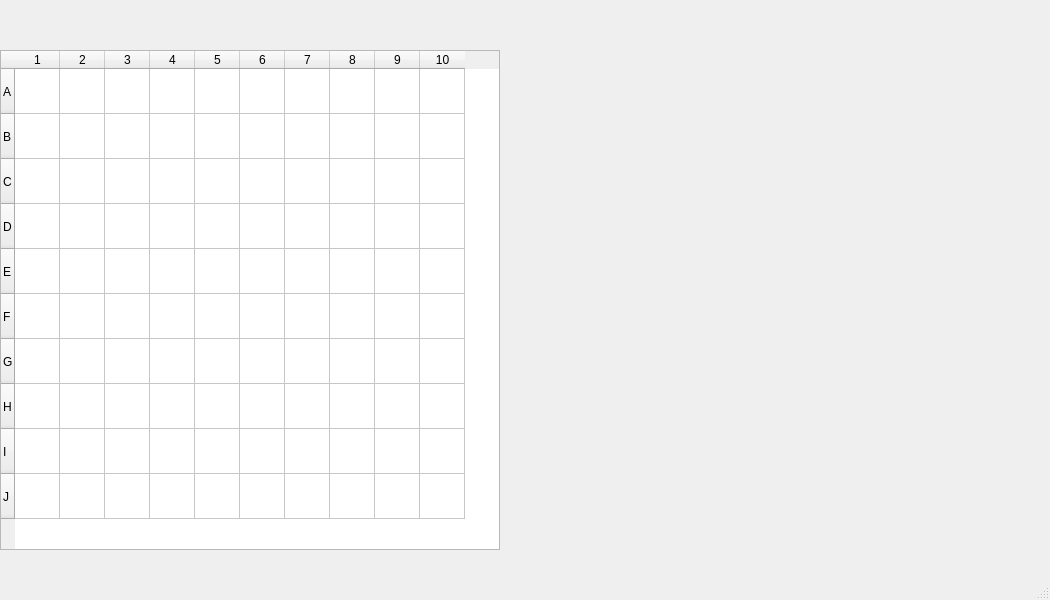
First picture: the form in shipchoice.ui, repository Mardaspan/BatailleNavale, before the edit.
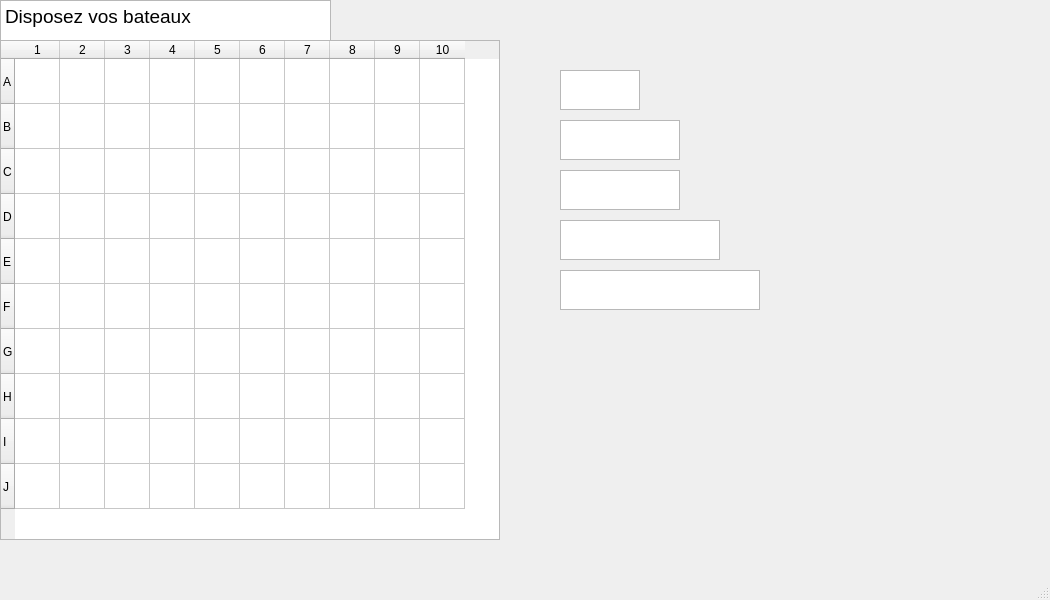
Second picture: the form after the edit.

Commit message: Ajout des bateaux sous forme de rectangle a shipchoice (event à faire)

The edit to the form file:
```diff
--- a/shipchoice.ui
+++ b/shipchoice.ui
@@ -18,7 +18,7 @@
     <property name="geometry">
      <rect>
       <x>0</x>
-      <y>50</y>
+      <y>40</y>
       <width>500</width>
       <height>500</height>
      </rect>
@@ -102,6 +102,73 @@
     <column/>
     <column/>
    </widget>
+   <widget class="QTextBrowser" name="textBrowser">
+    <property name="geometry">
+     <rect>
+      <x>0</x>
+      <y>0</y>
+      <width>331</width>
+      <height>41</height>
+     </rect>
+    </property>
+    <property name="html">
+     <string>&lt;!DOCTYPE HTML PUBLIC &quot;-//W3C//DTD HTML 4.0//EN&quot; &quot;http://www.w3.org/TR/REC-html40/strict.dtd&quot;&gt;
+&lt;html&gt;&lt;head&gt;&lt;meta name=&quot;qrichtext&quot; content=&quot;1&quot; /&gt;&lt;style type=&quot;text/css&quot;&gt;
+p, li { white-space: pre-wrap; }
+&lt;/style&gt;&lt;/head&gt;&lt;body style=&quot; font-family:'MS Shell Dlg 2'; font-size:7.8pt; font-weight:400; font-style:normal;&quot;&gt;
+&lt;p style=&quot; margin-top:0px; margin-bottom:0px; margin-left:0px; margin-right:0px; -qt-block-indent:0; text-indent:0px;&quot;&gt;&lt;span style=&quot; font-size:14pt;&quot;&gt;Disposez vos bateaux&lt;/span&gt;&lt;/p&gt;&lt;/body&gt;&lt;/html&gt;</string>
+    </property>
+   </widget>
+   <widget class="QGraphicsView" name="Destroyer1">
+    <property name="geometry">
+     <rect>
+      <x>560</x>
+      <y>70</y>
+      <width>80</width>
+      <height>40</height>
+     </rect>
+    </property>
+   </widget>
+   <widget class="QGraphicsView" name="Submarine1">
+    <property name="geometry">
+     <rect>
+      <x>560</x>
+      <y>170</y>
+      <width>120</width>
+      <height>40</height>
+     </rect>
+    </property>
+   </widget>
+   <widget class="QGraphicsView" name="Submarine2">
+    <property name="geometry">
+     <rect>
+      <x>560</x>
+      <y>120</y>
+      <width>120</width>
+      <height>40</height>
+     </rect>
+    </property>
+   </widget>
+   <widget class="QGraphicsView" name="Submarine1_2">
+    <property name="geometry">
+     <rect>
+      <x>560</x>
+      <y>220</y>
+      <width>160</width>
+      <height>40</height>
+     </rect>
+    </property>
+   </widget>
+   <widget class="QGraphicsView" name="Submarine1_3">
+    <property name="geometry">
+     <rect>
+      <x>560</x>
+      <y>270</y>
+      <width>200</width>
+      <height>40</height>
+     </rect>
+    </property>
+   </widget>
   </widget>
   <widget class="QMenuBar" name="menubar">
    <property name="geometry">
```
Left out of the diff: 2 changed lines with no effect on the pictures. The commit also changes 2 other files.
